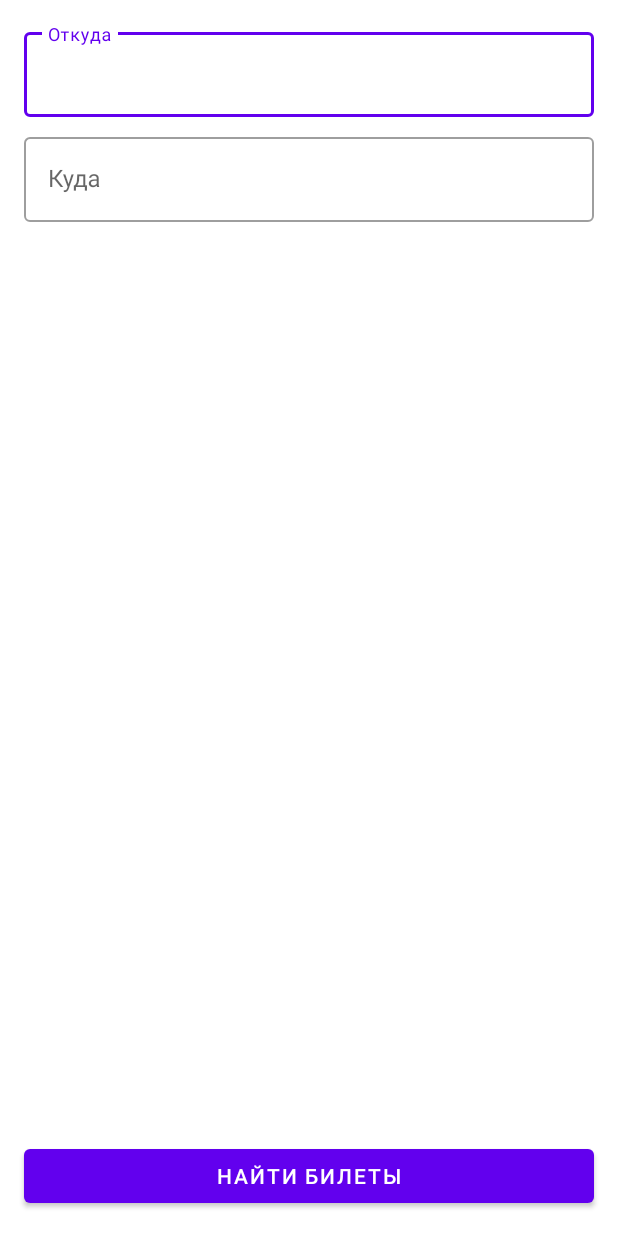
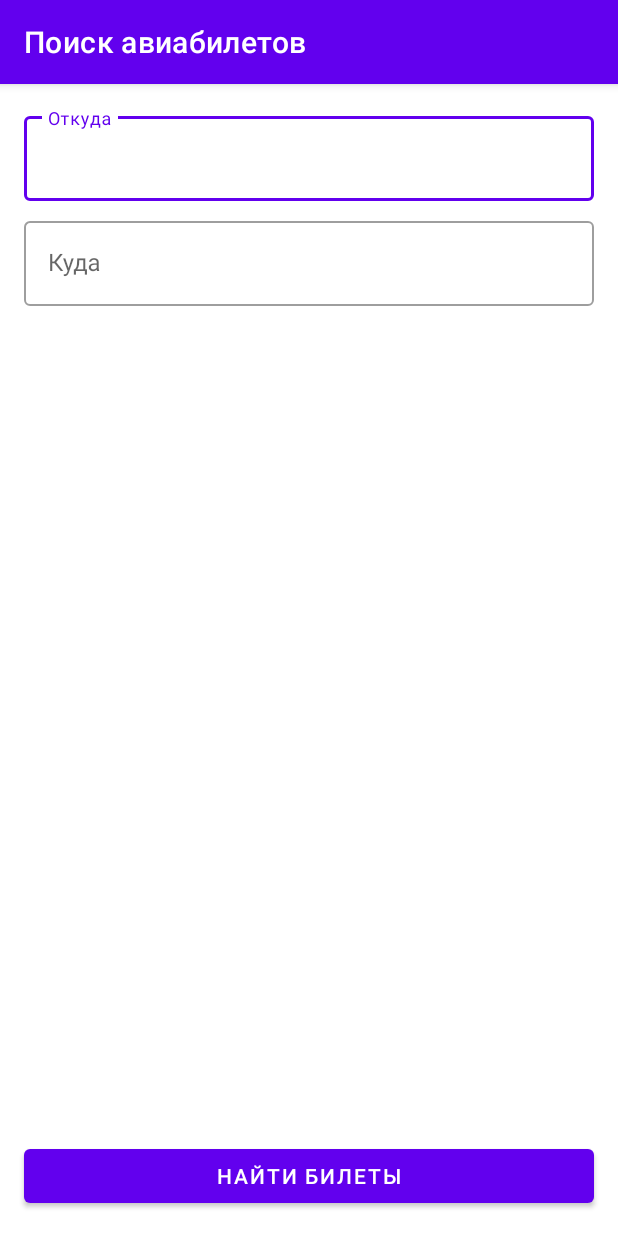
Before and after one commit to Duory/BestTravel, an Android app: the layout fragment_search.xml on its own in the app's theme, with its tools: preview values and no code run, on a phone screen of 412 x 824 dp. Run offline under Robolectric (Android 15) with nearby library versions, the phone set to English and light mode, and no system bars.

Commit message:
Search screen

```diff
--- a/app/src/main/AndroidManifest.xml
+++ b/app/src/main/AndroidManifest.xml
@@ -11,7 +11,8 @@
         android:supportsRtl="true"
         android:theme="@style/AppTheme">
 
-        <activity android:name=".application.MainActivity">
+        <activity android:name=".application.MainActivity"
+            android:windowSoftInputMode="adjustPan">
             <intent-filter>
                 <action android:name="android.intent.action.MAIN" />
 
--- a/app/src/main/res/layout/fragment_search.xml
+++ b/app/src/main/res/layout/fragment_search.xml
@@ -3,6 +3,13 @@
     xmlns:app="http://schemas.android.com/apk/res-auto"
     android:layout_width="match_parent"
     android:layout_height="match_parent">
+
+    <com.google.android.material.appbar.MaterialToolbar
+        android:id="@+id/toolbar"
+        android:layout_width="match_parent"
+        android:layout_height="wrap_content"
+        app:layout_constraintTop_toTopOf="parent"
+        app:title="@string/search_screen_title" />
 
     <com.google.android.material.textfield.TextInputLayout
         android:id="@+id/fromLayout"
@@ -11,14 +18,16 @@
         android:layout_margin="16dp"
         app:layout_constraintEnd_toEndOf="parent"
         app:layout_constraintStart_toStartOf="parent"
-        app:layout_constraintTop_toTopOf="parent">
+        app:layout_constraintTop_toBottomOf="@id/toolbar">
 
         <AutoCompleteTextView
             android:id="@+id/from"
             style="@style/Widget.MaterialComponents.AutoCompleteTextView.OutlinedBox"
             android:layout_width="match_parent"
             android:layout_height="wrap_content"
-            android:hint="Откуда" />
+            android:hint="@string/search_from"
+            android:imeOptions="actionNext|flagNoExtractUi"
+            android:inputType="text" />
     </com.google.android.material.textfield.TextInputLayout>
 
     <com.google.android.material.textfield.TextInputLayout
@@ -36,7 +45,9 @@
             style="@style/Widget.MaterialComponents.AutoCompleteTextView.OutlinedBox"
             android:layout_width="match_parent"
             android:layout_height="wrap_content"
-            android:hint="Куда" />
+            android:hint="@string/search_to"
+            android:imeOptions="actionDone|flagNoExtractUi"
+            android:inputType="text" />
     </com.google.android.material.textfield.TextInputLayout>
 
     <Button
@@ -44,8 +55,10 @@
         android:layout_width="0dp"
         android:layout_height="wrap_content"
         android:layout_margin="16dp"
-        android:text="Найти билеты"
+        android:text="@string/search_action"
         app:layout_constraintBottom_toBottomOf="parent"
         app:layout_constraintEnd_toEndOf="parent"
-        app:layout_constraintStart_toStartOf="parent" />
+        app:layout_constraintStart_toStartOf="parent"
+        app:layout_constraintTop_toBottomOf="@id/toLayout"
+        app:layout_constraintVertical_bias="1" />
 </androidx.constraintlayout.widget.ConstraintLayout>
--- a/app/src/main/res/values/strings.xml
+++ b/app/src/main/res/values/strings.xml
@@ -1,4 +1,9 @@
 <resources>
     <string name="app_name">BestTravel</string>
-    <string name="title_activity_maps">Map</string>
+
+    <string name="error_default_msg">Нет доступа к сервису, попробуйте позже.</string>
+    <string name="search_from">Откуда</string>
+    <string name="search_to">Куда</string>
+    <string name="search_action">Найти билеты</string>
+    <string name="search_screen_title">Поиск авиабилетов</string>
 </resources>
--- a/app/src/main/res/values/styles.xml
+++ b/app/src/main/res/values/styles.xml
@@ -2,10 +2,9 @@
     <!-- Base application theme. -->
     <style name="AppTheme" parent="Theme.MaterialComponents.Light.NoActionBar">
         <item name="textInputStyle">@style/Widget.App.TextInputLayout</item>
+        <item name="toolbarStyle">@style/Widget.MaterialComponents.Toolbar.Primary</item>
     </style>
 
-    <style name="Widget.App.TextInputLayout" parent="Widget.MaterialComponents.TextInputLayout.OutlinedBox">
-
-    </style>
+    <style name="Widget.App.TextInputLayout" parent="Widget.MaterialComponents.TextInputLayout.OutlinedBox" />
 
 </resources>
```
Also changed, not shown: app/src/main/java/makov/besttravel/search/ui/SearchFragment.kt (+7 -0 lines), app/src/main/java/makov/besttravel/search/ui/SearchPresenter.kt (+18 -10 lines), app/src/main/java/makov/besttravel/search/ui/SearchView.kt (+6 -3 lines).
